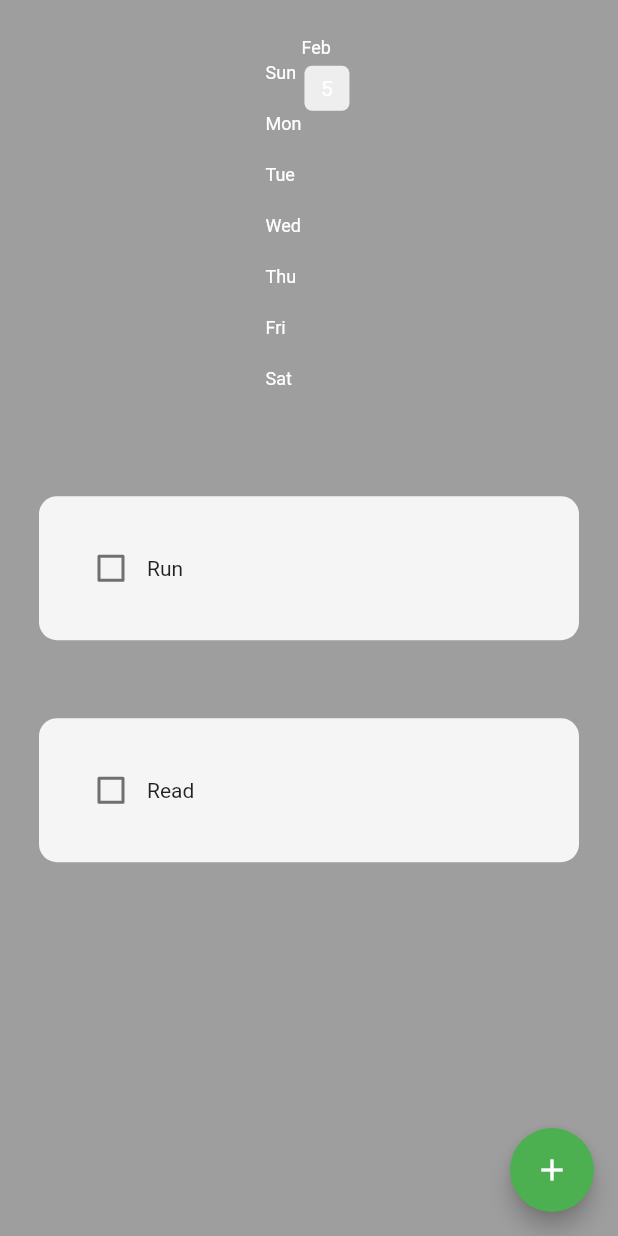
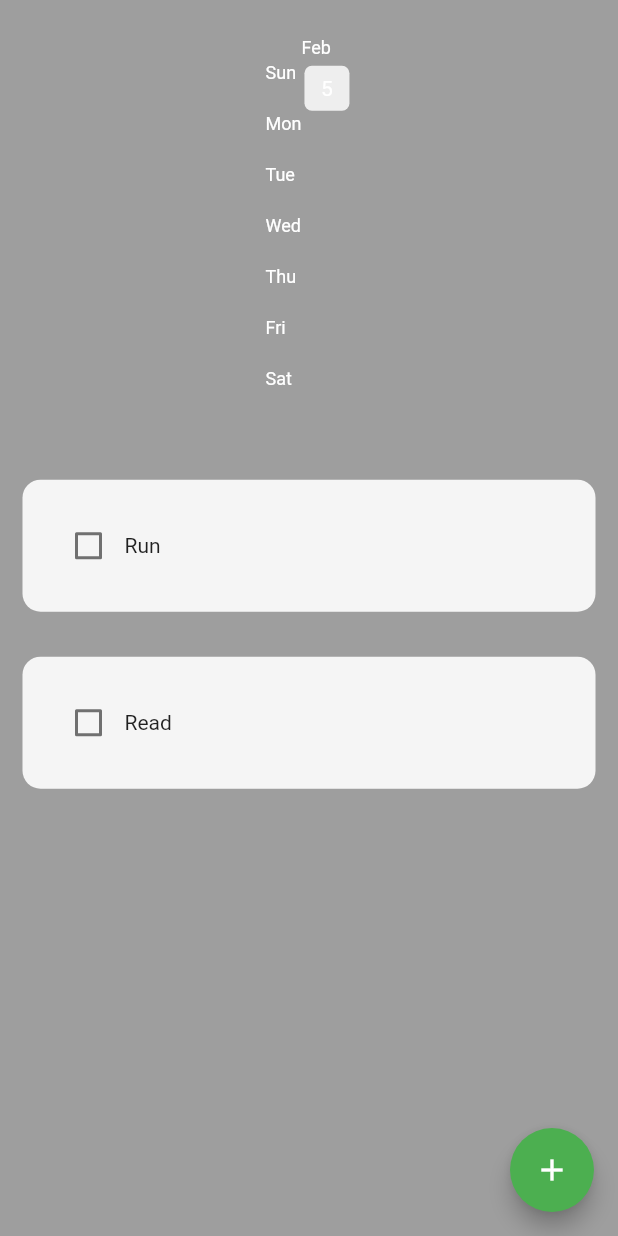
Before and after one commit to Anant2410/habit-tracker, a Flutter app: the screen it shows after launch, on a phone screen of 412 x 824 dp. Run offline on Flutter 3.47's test engine with Material 2 defaults, Android fonts, the phone set to English and light mode, and no system bars; drawn by our look-alikes of flutter_heatmap_calendar, flutter_slidable; our stand-ins replace hive_flutter; accounts and stored records are empty.

Commit message:
second commit

```diff
--- a/lib/components/habit_tile.dart
+++ b/lib/components/habit_tile.dart
@@ -18,14 +18,14 @@ class HabitTile extends StatelessWidget {
   @override
   Widget build(BuildContext context) {
     return Padding(
-      padding: const EdgeInsets.all(26.0),
+      padding: const EdgeInsets.all(15.0),
       child: Slidable(
         endActionPane: ActionPane(
           motion: const StretchMotion(),
           children: [
             //setting option
             SlidableAction(
-              onPressed:settingTapped,
+              onPressed: settingTapped,
               backgroundColor: Colors.grey.shade700,
               icon: Icons.settings,
               borderRadius: BorderRadius.circular(12),
@@ -45,7 +45,7 @@ class HabitTile extends StatelessWidget {
           ],
         ),
         child: Container(
-          padding: EdgeInsets.all(24),
+          padding: EdgeInsets.all(20),
           decoration: BoxDecoration(
             color: Colors.grey.shade100,
             borderRadius: BorderRadius.circular(12),
--- a/lib/pages/home_page.dart
+++ b/lib/pages/home_page.dart
@@ -123,9 +123,7 @@ class _HomePageState extends State<HomePage> {
         children: [
           //monthly summary
           MonthlySummary(
-            datasets:db.heatMapDataSet,
-            startDate: _myBox.get("start_date")
-            ),
+              datasets: db.heatMapDataSet, startDate: _myBox.get("start_date")),
 
           //list of habits
           ListView.builder(
```
